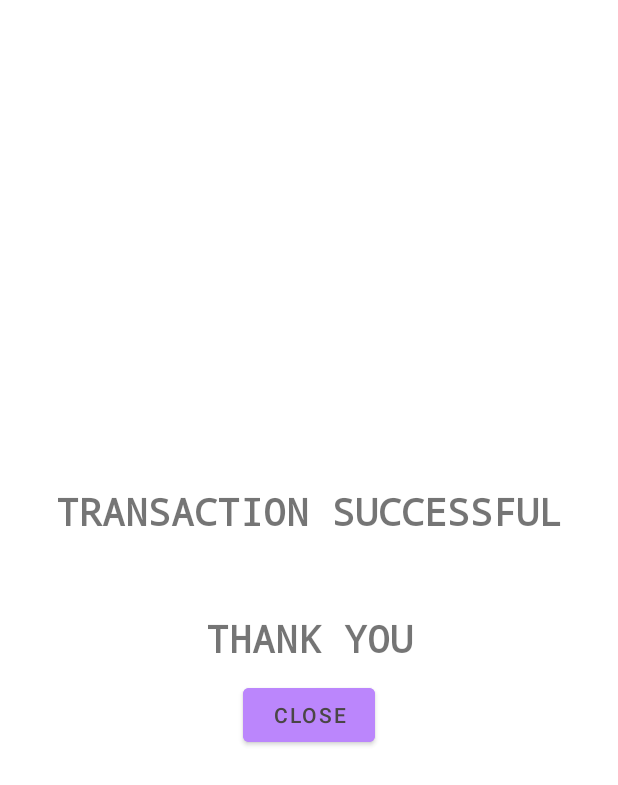
After one commit to Crackmindedsk/BasicBankApp, an Android app: the layout transaction_success_activity.xml on its own in the app's theme, with its tools: preview values and no code run, on a phone screen of 412 x 824 dp. The commit adds this screen. Shown: the top 785 px of the screen. Run offline under Robolectric (Android 15) with nearby library versions, the phone set to English and light mode, and no system bars.

Commit message:
Feature 1

```diff
--- /dev/null
+++ b/app/src/main/java/sharlene/work/basicbankingapp/TransactionActivity.kt
@@ -0,0 +1,6 @@
+package sharlene.work.basicbankingapp
+
+import androidx.appcompat.app.AppCompatActivity
+
+class TransactionActivity :AppCompatActivity() {
+}
--- /dev/null
+++ b/app/src/main/java/sharlene/work/basicbankingapp/TransactionSuccessActivity.kt
@@ -0,0 +1,6 @@
+package sharlene.work.basicbankingapp
+
+import androidx.appcompat.app.AppCompatActivity
+
+class TransactionSuccessActivity:AppCompatActivity() {
+}
--- /dev/null
+++ b/app/src/main/res/layout/transaction_success_activity.xml
@@ -0,0 +1,46 @@
+<?xml version="1.0" encoding="utf-8"?>
+<LinearLayout xmlns:android="http://schemas.android.com/apk/res/android"
+    xmlns:app="http://schemas.android.com/apk/res-auto"
+    xmlns:tools="http://schemas.android.com/tools"
+    android:orientation="vertical"
+    android:layout_width="match_parent"
+    android:layout_height="match_parent"
+    android:gravity="center"
+    tools:context=".TransactionSuccessActivity">
+    <TextView
+        android:layout_width="match_parent"
+        android:layout_height="wrap_content"
+        android:clickable="false"
+        android:textStyle="bold"
+        android:text="@string/transaction_successful"
+        android:textAlignment="center"
+        android:typeface="monospace"
+        android:textSize="25dp"/>
+    <TextView
+        android:layout_width="match_parent"
+        android:layout_height="wrap_content"
+        android:layout_marginTop="50dp"
+        android:gravity="center"
+        android:clickable="false"
+        android:textStyle="bold"
+        android:text="@string/thank_you"
+        android:textAlignment="center"
+        android:typeface="monospace"
+        android:textSize="25dp"
+        app:layout_constraintBottom_toTopOf="@id/back_to_home"
+        app:layout_constraintEnd_toEndOf="parent"
+        app:layout_constraintStart_toStartOf="parent"/>
+
+    <Button
+        android:layout_width="wrap_content"
+        android:layout_height="wrap_content"
+        android:id="@+id/back_to_home"
+        android:layout_marginTop="10dp"
+        android:backgroundTint="@color/button_color"
+        android:text="@string/close"
+        android:textAlignment="center"
+        android:textColor="@color/button_text"
+        app:layout_constraintEnd_toEndOf="parent"
+        app:layout_constraintStart_toStartOf="parent" />
+
+</LinearLayout>
--- a/app/src/main/res/values/strings.xml
+++ b/app/src/main/res/values/strings.xml
@@ -9,4 +9,9 @@
     <string name="phone_number">Phone Number</string>
     <string name="transfer_money">Transfer Money</string>
     <string name="reciever_title">Select the Account to Transfer Money</string>
+    <string name="transactions">Recent Transactions</string>
+    <string name="no_history_available">No History Available</string>
+    <string name="transaction_successful">TRANSACTION SUCCESSFUL</string>
+    <string name="thank_you">THANK YOU</string>
+    <string name="close">CLOSE</string>
 </resources>
```
Also changed, not shown: app/src/main/res/layout/reciever_activity.xml (+5 -2 lines), app/src/main/res/layout/transaction_history_activity.xml (added, +39 -0 lines), app/src/main/res/layout/view_list_activity.xml (added, +12 -0 lines).
